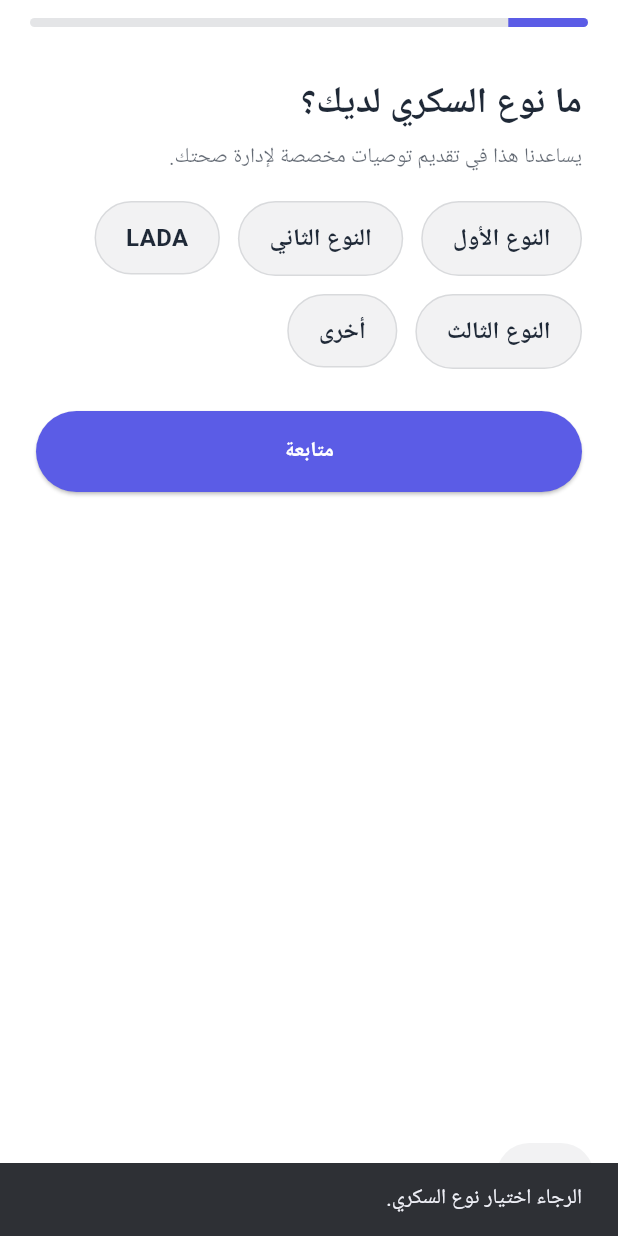
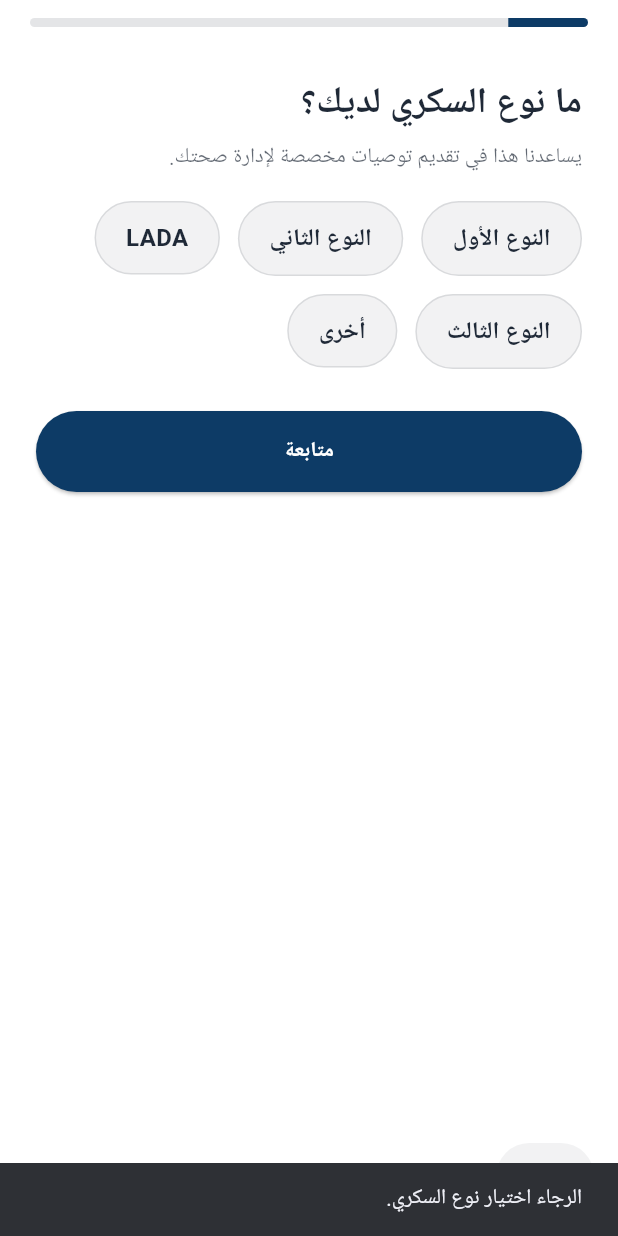
Before and after one commit to mariam2001106/mys-SugaryApp, a Flutter app: the PersonalSetupWizard screen opened directly with empty values, after a tap on "متابعة", on a phone screen of 412 x 824 dp. Run offline on Flutter 3.47's test engine with Material 3 defaults, Android fonts, the phone set to English and light mode, and no system bars; our stand-ins replace cloud_firestore, easy_localization, firebase_auth, firebase_core, google_fonts; accounts and stored records are empty; Roboto replaces fonts that are missing (Tajawal).

Commit message:
extra work as things changed

```diff
--- a/lib/screens/setup/personal_setup_wizerd.dart
+++ b/lib/screens/setup/personal_setup_wizerd.dart
@@ -1,6 +1,7 @@
 import 'package:flutter/material.dart';
 import '../../models/user_profile.dart';
 import '../../services/profile_service.dart';
+import '../home/home_screen.dart';
 
 class PersonalSetupWizard extends StatefulWidget {
   final String uid;
@@ -46,7 +47,7 @@ class _PersonalSetupWizardState extends State<PersonalSetupWizard> {
   }
 
   static const int totalSteps = 7;
-  static const Color accent = Color(0xFF5B5CE6);
+  static const Color accent = Color(0xFF0D3B66); // adjust to your theme
 
   int get _progressNumerator => step + 1;
 
@@ -83,7 +84,9 @@ class _PersonalSetupWizardState extends State<PersonalSetupWizard> {
           break;
         case 4:
           await svc.updatePartial(widget.uid, {
-            'medicationName': _medName.text.trim().isEmpty ? null : _medName.text.trim(),
+            'medicationName': _medName.text.trim().isEmpty
+                ? null
+                : _medName.text.trim(),
             'onboardingStep': step,
           });
           break;
@@ -109,15 +112,20 @@ class _PersonalSetupWizardState extends State<PersonalSetupWizard> {
           });
           await svc.completeOnboarding(widget.uid);
           if (!mounted) return;
-          Navigator.of(context).pushReplacementNamed('/home');
+          // navigate directly to HomeScreen (no named route dependency)
+          Navigator.of(context).pushReplacement(
+            MaterialPageRoute(builder: (_) => const HomeScreen()),
+          );
           return;
       }
+
       if (mounted) setState(() => step += 1);
-    } catch (_) {
+    } catch (e) {
+      // Show error to user
       if (mounted) {
-        ScaffoldMessenger.of(context).showSnackBar(
-          const SnackBar(content: Text('حدث خطأ غير متوقع. حاول مرة أخرى.')),
-        );
+        ScaffoldMessenger.of(
+          context,
+        ).showSnackBar(SnackBar(content: Text('حدث خطأ: $e')));
       }
     } finally {
       if (mounted) setState(() => saving = false);
@@ -144,7 +152,7 @@ class _PersonalSetupWizardState extends State<PersonalSetupWizard> {
         return true;
       case 2:
         if (_insulin == null) {
-          toast('الرجاء اختيار طريقة العلاج بالأنسولين.');
+          toast('الرجاء اختيار طريقة العلاج.');
           return false;
         }
         return true;
@@ -159,26 +167,29 @@ class _PersonalSetupWizardState extends State<PersonalSetupWizard> {
         final tmin = int.tryParse(_targetMin.text.trim());
         final tmax = int.tryParse(_targetMax.text.trim());
         final vl = int.tryParse(_veryLow.text.trim());
-        final ok = vh != null &&
+        final ok =
+            vh != null &&
             tmin != null &&
             tmax != null &&
             vl != null &&
             tmin < tmax &&
             vl >= 40 &&
             vh >= 150;
-        if (!ok) toast('رجاءً أدخل قيم جلوكوز صحيحة.');
+        if (!ok) toast('الرجاء إدخال قيم جلوكوز صحيحة.');
         return ok;
       default:
         return true;
     }
   }
 
-  void toast(String m) => ScaffoldMessenger.of(context).showSnackBar(SnackBar(content: Text(m)));
+  void toast(String m) =>
+      ScaffoldMessenger.of(context).showSnackBar(SnackBar(content: Text(m)));
 
   int _computeAge(DateTime dob) {
     final now = DateTime.now();
     int age = now.year - dob.year;
-    if (now.month < dob.month || (now.month == dob.month && now.day < dob.day)) {
+    if (now.month < dob.month ||
+        (now.month == dob.month && now.day < dob.day)) {
       age--;
     }
     return age;
@@ -186,24 +197,34 @@ class _PersonalSetupWizardState extends State<PersonalSetupWizard> {
 
   @override
   Widget build(BuildContext context) {
+    // Force RTL for this page and use directional paddings/alignment
+    return Directionality(
+      textDirection: TextDirection.rtl,
+      child: Builder(
+        builder: (context) {
           final cs = Theme.of(context).colorScheme;
-    final isRTL = Directionality.of(context) == TextDirection.rtl;
           final bg = Theme.of(context).brightness == Brightness.dark
               ? const Color(0xFF0F141A)
               : cs.surface;
 
-    final content = Column(
+          return Scaffold(
+            backgroundColor: bg,
+            body: SafeArea(
+              child: Column(
                 children: [
                   // Top progress
                   Padding(
-          padding: const EdgeInsets.symmetric(horizontal: 20, vertical: 12),
+                    padding: const EdgeInsets.symmetric(
+                      horizontal: 20,
+                      vertical: 12,
+                    ),
                     child: ClipRRect(
                       borderRadius: BorderRadius.circular(4),
                       child: LinearProgressIndicator(
                         value: _progressNumerator / totalSteps,
                         minHeight: 6,
                         color: accent,
-              backgroundColor: cs.onSurface.withValues(alpha:  0.12),
+                        backgroundColor: cs.onSurface.withValues(alpha: 0.12),
                       ),
                     ),
                   ),
@@ -213,7 +234,7 @@ class _PersonalSetupWizardState extends State<PersonalSetupWizard> {
                       child: ConstrainedBox(
                         constraints: const BoxConstraints(maxWidth: 520),
                         child: Column(
-                crossAxisAlignment: CrossAxisAlignment.start,
+                          crossAxisAlignment: CrossAxisAlignment.stretch,
                           children: [
                             ..._buildStepContent(cs),
                             const SizedBox(height: 28),
@@ -230,8 +251,19 @@ class _PersonalSetupWizardState extends State<PersonalSetupWizard> {
                                 onPressed: saving ? null : onContinue,
                                 child: saving
                                     ? const SizedBox(
-                              height: 22, width: 22, child: CircularProgressIndicator(color: Colors.white, strokeWidth: 2.4))
-                          : const Text('متابعة', style: TextStyle(fontWeight: FontWeight.w700)),
+                                        height: 22,
+                                        width: 22,
+                                        child: CircularProgressIndicator(
+                                          color: Colors.white,
+                                          strokeWidth: 2.4,
+                                        ),
+                                      )
+                                    : const Text(
+                                        'متابعة',
+                                        style: TextStyle(
+                                          fontWeight: FontWeight.w700,
+                                        ),
+                                      ),
                               ),
                             ),
                           ],
@@ -246,32 +278,34 @@ class _PersonalSetupWizardState extends State<PersonalSetupWizard> {
                       children: [
                         TextButton(
                           style: TextButton.styleFrom(
-                  backgroundColor: cs.onSurface.withValues(alpha: .06),
+                            backgroundColor: cs.onSurface.withValues(
+                              alpha: 0.06,
+                            ),
                             shape: const StadiumBorder(),
                             foregroundColor: cs.onSurface,
-                  padding: const EdgeInsets.symmetric(horizontal: 18, vertical: 12),
+                            padding: const EdgeInsets.symmetric(
+                              horizontal: 18,
+                              vertical: 12,
+                            ),
                           ),
                           onPressed: step == 0 ? null : onBack,
                           child: const Text('رجوع'),
                         ),
                         const Spacer(),
-              Text('الخطوة $_progressNumerator من $totalSteps •',
-                  style: TextStyle(color: cs.onSurface.withValues(alpha: 0.7))),
+                        Text(
+                          'الخطوة $_progressNumerator من $totalSteps •',
+                          style: TextStyle(
+                            color: cs.onSurface.withValues(alpha: 0.7),
+                          ),
+                        ),
                       ],
                     ),
-        )
+                  ),
                 ],
+              ),
+            ),
           );
-
-    return Scaffold(
-      backgroundColor: bg,
-      body: SafeArea(
-        child: isRTL
-            ? content
-            : Directionality( // force RTL when Arabic locale isn’t applied globally
-                textDirection: TextDirection.rtl,
-                child: content,
-              ),
+        },
       ),
     );
   }
@@ -286,6 +320,7 @@ class _PersonalSetupWizardState extends State<PersonalSetupWizard> {
             Wrap(
               spacing: 12,
               runSpacing: 12,
+              textDirection: TextDirection.rtl,
               children: [
                 _choicePill(
                   label: 'النوع الأول',
@@ -324,6 +359,7 @@ class _PersonalSetupWizardState extends State<PersonalSetupWizard> {
             Wrap(
               spacing: 12,
               runSpacing: 12,
+              textDirection: TextDirection.rtl,
               children: [
                 _choicePill(
                   label: 'نعم',
@@ -347,12 +383,13 @@ class _PersonalSetupWizardState extends State<PersonalSetupWizard> {
             Wrap(
               spacing: 12,
               runSpacing: 12,
+              textDirection: TextDirection.rtl,
               children: [
-                // FIX: one chip for Pen/Syringe so only one can be selected
                 _choicePill(
-                  label: 'قلم/حقنة',
+                  label: 'قلم / حقنة',
                   selected: _insulin == InsulinMethod.penSyringe,
-                  onTap: () => setState(() => _insulin = InsulinMethod.penSyringe),
+                  onTap: () =>
+                      setState(() => _insulin = InsulinMethod.penSyringe),
                 ),
                 _choicePill(
                   label: 'مضخة',
@@ -371,7 +408,8 @@ class _PersonalSetupWizardState extends State<PersonalSetupWizard> {
       case 3:
         final today = DateTime.now();
         final firstDate = DateTime(1900);
-        final initial = _dob ?? DateTime(today.year - 30, today.month, today.day);
+        final initial =
+            _dob ?? DateTime(today.year - 30, today.month, today.day);
         return _section(
           title: 'تاريخ الميلاد',
           subtitle: 'يساعدنا هذا في تقديم توصيات مخصصة لإدارة صحتك.',
@@ -404,6 +442,7 @@ class _PersonalSetupWizardState extends State<PersonalSetupWizard> {
             Wrap(
               spacing: 12,
               runSpacing: 12,
+              textDirection: TextDirection.rtl,
               children: MedTime.values.map((t) {
                 final label = switch (t) {
                   MedTime.morning => 'صباحًا',
@@ -433,16 +472,21 @@ class _PersonalSetupWizardState extends State<PersonalSetupWizard> {
       case 6:
         return _section(
           title: 'ما هي حدود الجلوكوز لديك؟',
-          subtitle: 'عيِّن مرتفع جدًا، والمدى المستهدف، ومنخفض جدًا (mg/dL).',
+          subtitle:
+              'عيِّن المرتفع جدًا، والمدى المستهدف، والمنخفض جدًا (mg/dL).',
           children: [
             Row(
+              textDirection: TextDirection.rtl,
               children: [
                 Expanded(
                   child: TextField(
                     controller: _veryHigh,
                     keyboardType: TextInputType.number,
                     textDirection: TextDirection.rtl,
-                    decoration: const InputDecoration(labelText: 'مرتفع جدًا', suffixText: 'mg/dL'),
+                    decoration: const InputDecoration(
+                      labelText: 'مرتفع جدًا',
+                      suffixText: 'mg/dL',
+                    ),
                   ),
                 ),
                 const SizedBox(width: 12),
@@ -451,20 +495,27 @@ class _PersonalSetupWizardState extends State<PersonalSetupWizard> {
                     controller: _veryLow,
                     keyboardType: TextInputType.number,
                     textDirection: TextDirection.rtl,
-                    decoration: const InputDecoration(labelText: 'منخفض جدًا', suffixText: 'mg/dL'),
+                    decoration: const InputDecoration(
+                      labelText: 'منخفض جدًا',
+                      suffixText: 'mg/dL',
+                    ),
                   ),
                 ),
               ],
             ),
             const SizedBox(height: 12),
             Row(
+              textDirection: TextDirection.rtl,
               children: [
                 Expanded(
                   child: TextField(
                     controller: _targetMin,
                     keyboardType: TextInputType.number,
                     textDirection: TextDirection.rtl,
-                    decoration: const InputDecoration(labelText: 'المدى المستهدف (أدنى)', suffixText: 'mg/dL'),
+                    decoration: const InputDecoration(
+                      labelText: 'المدى المستهدف (أدنى)',
+                      suffixText: 'mg/dL',
+                    ),
                   ),
                 ),
                 const SizedBox(width: 12),
@@ -473,7 +524,10 @@ class _PersonalSetupWizardState extends State<PersonalSetupWizard> {
                     controller: _targetMax,
                     keyboardType: TextInputType.number,
                     textDirection: TextDirection.rtl,
-                    decoration: const InputDecoration(labelText: 'المدى المستهدف (أعلى)', suffixText: 'mg/dL'),
+                    decoration: const InputDecoration(
+                      labelText: 'المدى المستهدف (أعلى)',
+                      suffixText: 'mg/dL',
+                    ),
                   ),
                 ),
               ],
@@ -495,7 +549,7 @@ class _PersonalSetupWizardState extends State<PersonalSetupWizard> {
       const SizedBox(height: 10),
       Text(
         title,
-        textAlign: TextAlign.center,
+        textAlign: TextAlign.right,
         style: TextStyle(
           fontSize: 24,
           fontWeight: FontWeight.w800,
@@ -505,7 +559,7 @@ class _PersonalSetupWizardState extends State<PersonalSetupWizard> {
       const SizedBox(height: 8),
       Text(
         subtitle,
-        textAlign: TextAlign.center,
+        textAlign: TextAlign.right,
         style: TextStyle(
           fontSize: 14,
           color: cs.onSurface.withValues(alpha: 0.7),
@@ -531,7 +585,9 @@ class _PersonalSetupWizardState extends State<PersonalSetupWizard> {
           color: selected ? accent : cs.onSurface.withValues(alpha: 0.06),
           borderRadius: BorderRadius.circular(28),
           border: Border.all(
-            color: selected ? Colors.transparent : cs.onSurface.withValues(alpha: 0.12),
+            color: selected
+                ? Colors.transparent
+                : cs.onSurface.withValues(alpha: 0.12),
           ),
         ),
         child: Text(
--- a/lib/services/profile_service.dart
+++ b/lib/services/profile_service.dart
@@ -11,7 +11,12 @@ class ProfileService {
     final ref = _userDoc(uid);
     final snap = await ref.get();
     if (!snap.exists) {
-      await ref.set(UserProfile.initial(uid).toMap(), SetOptions(merge: true));
+      final initial = UserProfile.initial(uid).toMap();
+      initial['createdAt'] = FieldValue.serverTimestamp();
+      initial['updatedAt'] = FieldValue.serverTimestamp();
+      await ref.set(initial, SetOptions(merge: true));
+      // ignore: avoid_print
+      print('[ProfileService] Created users/$uid');
     }
   }
 
@@ -25,9 +30,13 @@ class ProfileService {
   Future<void> updatePartial(String uid, Map<String, dynamic> data) async {
     data['updatedAt'] = FieldValue.serverTimestamp();
     await _userDoc(uid).set(data, SetOptions(merge: true));
+    // ignore: avoid_print
+    print('[ProfileService] Updated users/$uid with: $data');
   }
 
   Future<void> completeOnboarding(String uid) async {
     await updatePartial(uid, {'onboardingComplete': true});
+    // ignore: avoid_print
+    print('[ProfileService] Completed onboarding for $uid');
   }
 }
```
Also changed, not shown: lib/screens/auth/auth_gate.dart (+6 -2 lines). Lines whose indentation alone changed are shown as unchanged.
